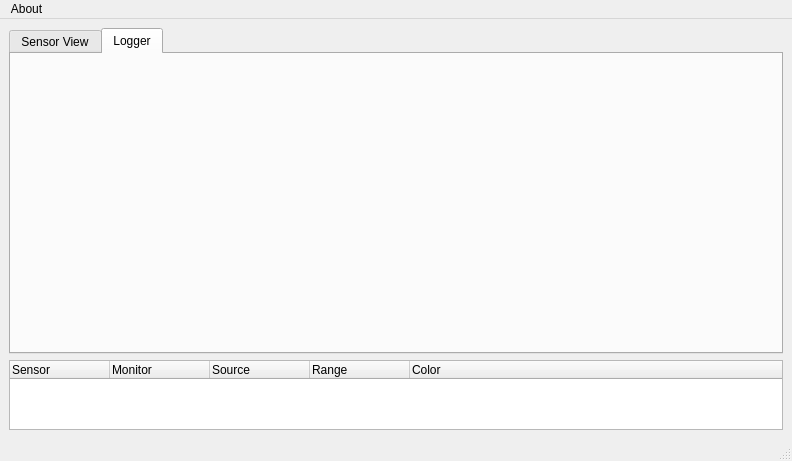
smclt30p/inostiot, file desktop/src/mainwindow.ui: the form before one commit.
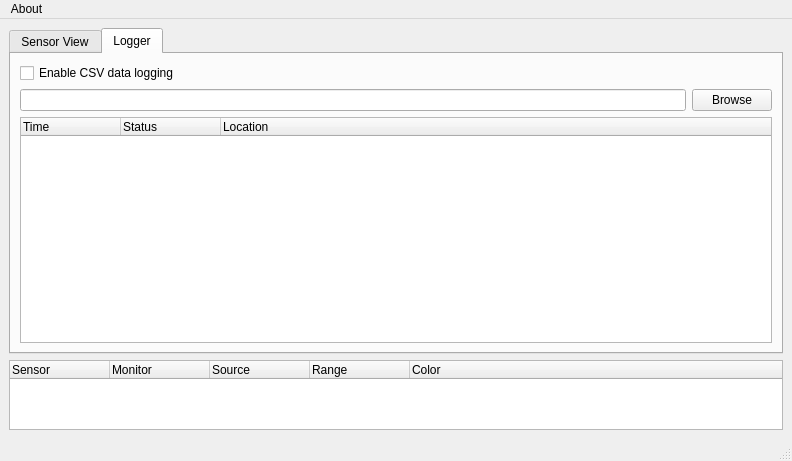
The form after the commit. The open tabs and pages were chosen to show the change.

Commit message: Populate logger tab

Patch:
```diff
--- a/desktop/src/mainwindow.ui
+++ b/desktop/src/mainwindow.ui
@@ -199,6 +199,59 @@
        <attribute name="title">
         <string>Logger</string>
        </attribute>
+       <layout class="QGridLayout" name="gridLayout_3">
+        <property name="leftMargin">
+         <number>9</number>
+        </property>
+        <property name="topMargin">
+         <number>9</number>
+        </property>
+        <property name="rightMargin">
+         <number>9</number>
+        </property>
+        <property name="bottomMargin">
+         <number>9</number>
+        </property>
+        <property name="spacing">
+         <number>6</number>
+        </property>
+        <item row="2" column="0" colspan="2">
+         <widget class="QTreeWidget" name="old_list">
+          <column>
+           <property name="text">
+            <string>Time</string>
+           </property>
+          </column>
+          <column>
+           <property name="text">
+            <string>Status</string>
+           </property>
+          </column>
+          <column>
+           <property name="text">
+            <string>Location</string>
+           </property>
+          </column>
+         </widget>
+        </item>
+        <item row="0" column="0">
+         <widget class="QCheckBox" name="logger_enable">
+          <property name="text">
+           <string>Enable CSV data logging</string>
+          </property>
+         </widget>
+        </item>
+        <item row="1" column="0">
+         <widget class="QLineEdit" name="logger_path"/>
+        </item>
+        <item row="1" column="1">
+         <widget class="QPushButton" name="browse_btn">
+          <property name="text">
+           <string>Browse</string>
+          </property>
+         </widget>
+        </item>
+       </layout>
       </widget>
      </widget>
     </item>
```
The commit also changes 2 other files.
